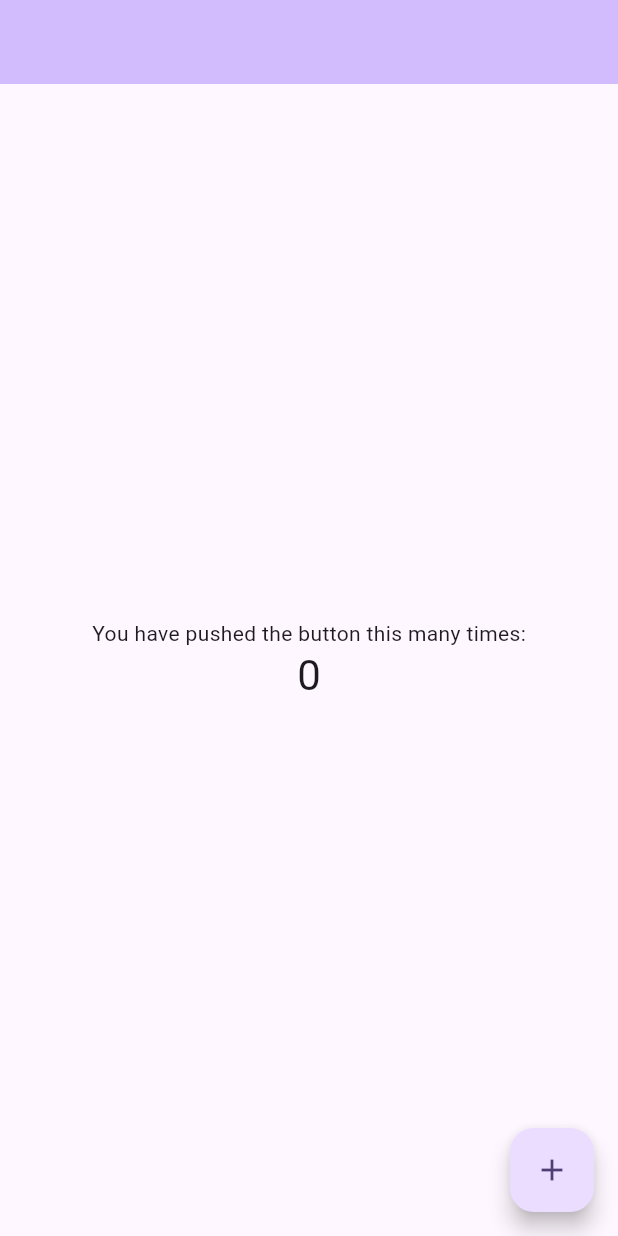
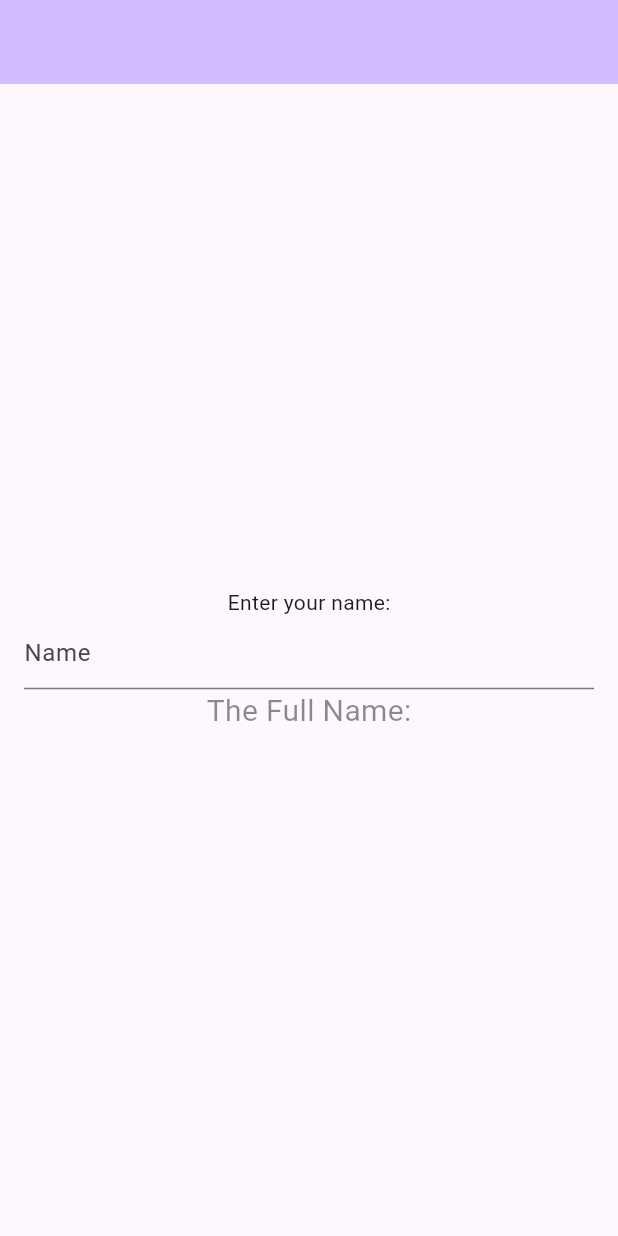
Before and after one commit to KhaderMurtaja/watch_it_discover, a Flutter app: the screen it shows after launch, on a phone screen of 412 x 824 dp. Run offline on Flutter 3.47's test engine with Material 3 defaults, Android fonts, the phone set to English and light mode, and no system bars; our stand-ins replace get_it.

Commit message:
Remove the counter page

```diff
--- a/lib/pages/user_name.dart
+++ b/lib/pages/user_name.dart
@@ -10,39 +10,33 @@ class UserName extends StatefulWidget {
 }
 
 class _UserNameState extends State<UserName> {
-  int _counter = 0;
-
-  void _incrementCounter() {
-    setState(() {
-      _counter++;
-    });
-  }
-
   @override
   Widget build(BuildContext context) {
     return Scaffold(
       appBar: AppBar(
         backgroundColor: Theme.of(context).colorScheme.inversePrimary,
       ),
-      body: Center(
+      body: const Padding(
+        padding: EdgeInsets.all(16),
         child: Column(
           mainAxisAlignment: MainAxisAlignment.center,
           children: <Widget>[
-            const Text(
-              'You have pushed the button this many times:',
+            Text('Enter your name:'),
+            TextField(
+              decoration: InputDecoration(
+                hintText: 'Name',
+              ),
             ),
             Text(
-              '$_counter',
-              style: Theme.of(context).textTheme.headlineMedium,
+              'The Full Name:',
+              style: TextStyle(
+                color: Colors.black45,
+                fontSize: 20,
+              ),
             ),
           ],
         ),
       ),
-      floatingActionButton: FloatingActionButton(
-        onPressed: _incrementCounter,
-        tooltip: 'Increment',
-        child: const Icon(Icons.add),
-      ),
     );
   }
 }
```
